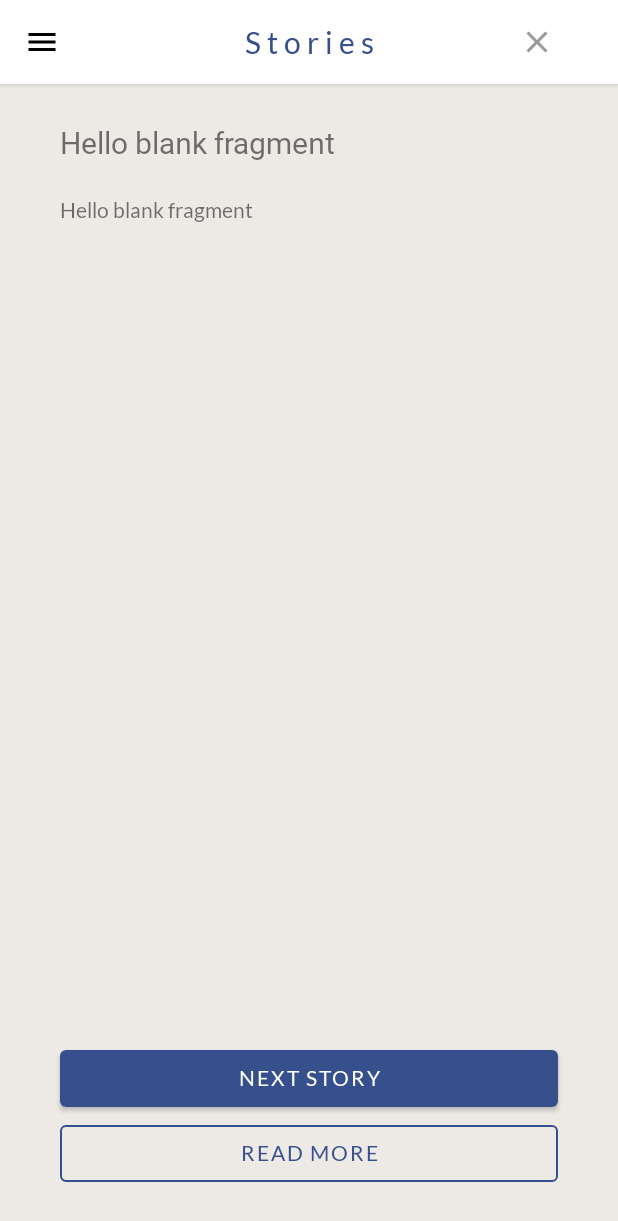
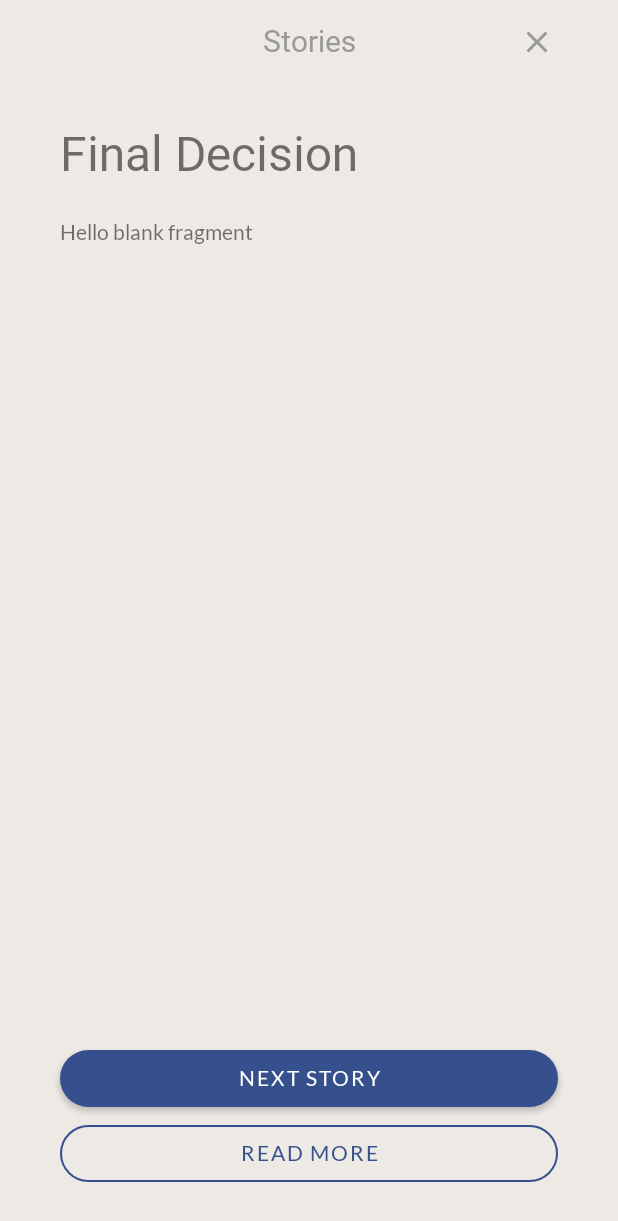
Before and after one commit to Jimmt/Homeless-Stories, an Android app: the fragment StoryEndFragment placed in its activity, on a phone screen of 412 x 824 dp. Shown: the top 1221 px of the screen. Run offline under Robolectric (Android 15) with nearby library versions, the phone set to English and light mode, and no system bars; Roboto replaces fonts that are not available here; 3 statements that could not run were skipped.

Commit message:
improve story end screen

```diff
--- a/app/src/main/java/com/team7/homelessstories/StoryEndFragment.java
+++ b/app/src/main/java/com/team7/homelessstories/StoryEndFragment.java
@@ -4,6 +4,7 @@ import android.content.Context;
 import android.content.Intent;
 import android.net.Uri;
 import android.os.Bundle;
+import android.view.Gravity;
 import android.view.LayoutInflater;
 import android.view.Menu;
 import android.view.MenuInflater;
@@ -35,6 +36,8 @@ public class StoryEndFragment extends Fragment {
     private int NUM_PAGES = 0;
 
     private ViewGroup container;
+
+    private FragmentInteractionListener listener;
 
     public StoryEndFragment() {
         // Required empty public constructor
@@ -68,15 +71,18 @@ public class StoryEndFragment extends Fragment {
         // Inflate the layout for this fragment
         View view = inflater.inflate(R.layout.fragment_story_end, container, false);
 
+        listener.updateToolbarTitle(story.getName() + "'s Story", Gravity.LEFT);
+        listener.setToolbarStyle(false);
+
         TextView finalTextHeader = view.findViewById(R.id.final_text_header);
-        finalTextHeader.setText(story.getName() + "'s Final Decision");
+        finalTextHeader.setText("Final Decision");
 
         TextView finalTextView = view.findViewById(R.id.final_text);
         finalTextView.setText(story.getFinalText());
 
 
         TextView keyDecisionsText = view.findViewById(R.id.key_decisions_text);
-        keyDecisionsText.setText(story.getName() + "'s Key Decisions");
+        keyDecisionsText.setText("Key Decisions");
 
         ViewPager pager = view.findViewById(R.id.view_pager);
         pager.setAdapter(new CustomPagerAdapter(getContext()));
@@ -142,6 +148,23 @@ public class StoryEndFragment extends Fragment {
         }
     }
 
+    @Override
+    public void onAttach(Context context) {
+        super.onAttach(context);
+        if (context instanceof FragmentInteractionListener) {
+            listener = (FragmentInteractionListener) context;
+        } else {
+            throw new RuntimeException(context.toString()
+                    + " must implement FragmentInteractionListener");
+        }
+    }
+
+    @Override
+    public void onDetach() {
+        super.onDetach();
+        listener = null;
+    }
+
     private class CustomPagerAdapter extends PagerAdapter {
         private ImageView[] pages;
         private Context context;
--- a/app/src/main/java/com/team7/homelessstories/StoryFragment.java
+++ b/app/src/main/java/com/team7/homelessstories/StoryFragment.java
@@ -77,8 +77,8 @@ public class StoryFragment extends Fragment {
                 // TODO should standardize this
                 FragmentManager fm = getActivity().getSupportFragmentManager();
                 fm.beginTransaction().setCustomAnimations(R.anim.fade_in, R.anim.slide_down, R.anim.slide_up, R.anim.fade_out)
-                    .replace(container.getId(), StoriesFragment.newInstance())
-                    .addToBackStack(null).commit();
+                        .replace(container.getId(), StoriesFragment.newInstance())
+                        .addToBackStack(null).commit();
                 return true;
             default:
                 // If we got here, the user's action was not recognized.
@@ -137,7 +137,7 @@ public class StoryFragment extends Fragment {
             MaterialButton button = (MaterialButton) buttonContainer.getChildAt(i);
 
             button.setText(answer.getAnswer());
-            if(i == answers.size() - 1){
+            if (i == answers.size() - 1) {
                 LinearLayout.LayoutParams lp = (LinearLayout.LayoutParams) button.getLayoutParams();
                 lp.bottomMargin = 0;
                 button.setLayoutParams(lp);
--- a/app/src/main/res/layout/answer_button.xml
+++ b/app/src/main/res/layout/answer_button.xml
@@ -6,6 +6,5 @@
     android:layout_width="match_parent"
     android:layout_height="wrap_content"
     android:text="Button"
-    app:cornerRadius="35dp"
     android:layout_marginBottom="8dp"
      />
--- a/app/src/main/res/layout/fragment_story.xml
+++ b/app/src/main/res/layout/fragment_story.xml
@@ -17,7 +17,7 @@
         android:paddingBottom="8dp"
         android:text="TextView"
         android:textColor="@android:color/black"
-        android:textSize="32sp"
+        android:textSize="@dimen/story_header_text_size"
         app:layout_constraintEnd_toStartOf="@+id/scrollView2"
         app:layout_constraintStart_toStartOf="parent"
         app:layout_constraintTop_toTopOf="parent" />
--- a/app/src/main/res/layout/fragment_story_end.xml
+++ b/app/src/main/res/layout/fragment_story_end.xml
@@ -18,6 +18,7 @@
         <TextView
             android:id="@+id/final_text_header"
             style="@style/HeaderText"
+            android:textSize="@dimen/story_header_text_size"
             android:layout_width="match_parent"
             android:layout_height="wrap_content"
             android:text="@string/hello_blank_fragment" />
--- a/app/src/main/res/values/dimens.xml
+++ b/app/src/main/res/values/dimens.xml
@@ -6,5 +6,6 @@
     <dimen name="big_text_size">24sp</dimen>
     <dimen name="body_text_size">14sp</dimen>
     <dimen name="header_text_size">20sp</dimen>
+    <dimen name="story_header_text_size">32sp</dimen>
     <item name="logo_letter_spacing" format="float" type="dimen">0.2</item>
 </resources>
--- a/app/src/main/res/values/styles.xml
+++ b/app/src/main/res/values/styles.xml
@@ -23,6 +23,7 @@
         <item name="android:layout_marginRight">@dimen/story_horizontal_margin</item>
         <item name="android:layout_gravity">center</item>
         <item name="backgroundTint">@color/colorPrimary</item>
+        <item name="cornerRadius">35dp</item>
     </style>
 
     <style name="CustomOutlineButton" parent="Widget.MaterialComponents.Button.OutlinedButton">
@@ -31,6 +32,7 @@
         <item name="android:layout_marginLeft">@dimen/story_horizontal_margin</item>
         <item name="android:layout_marginRight">@dimen/story_horizontal_margin</item>
         <item name="android:layout_gravity">center</item>
+        <item name="cornerRadius">35dp</item>
     </style>
 
     <style name="StoryText" parent="android:Widget.TextView">
@@ -52,6 +54,10 @@
         <item name="android:layout_gravity">center</item>
         <item name="android:fontFamily">@font/noto_serif_jp_bold</item>
         <item name="android:includeFontPadding">false</item>
+    </style>
+
+    <style name="StoryHeaderText" parent="@style/HeaderText">
+        <item name="android:textSize">@dimen/story_header_text_size</item>
     </style>
 
     <style name="BigText" parent="android:Widget.TextView">
```
